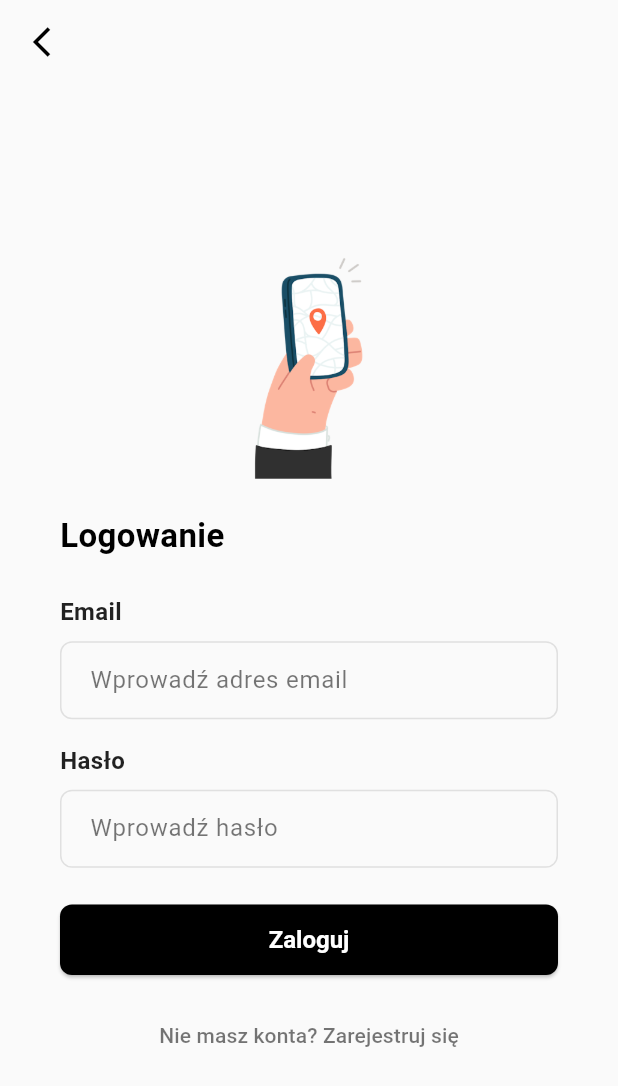
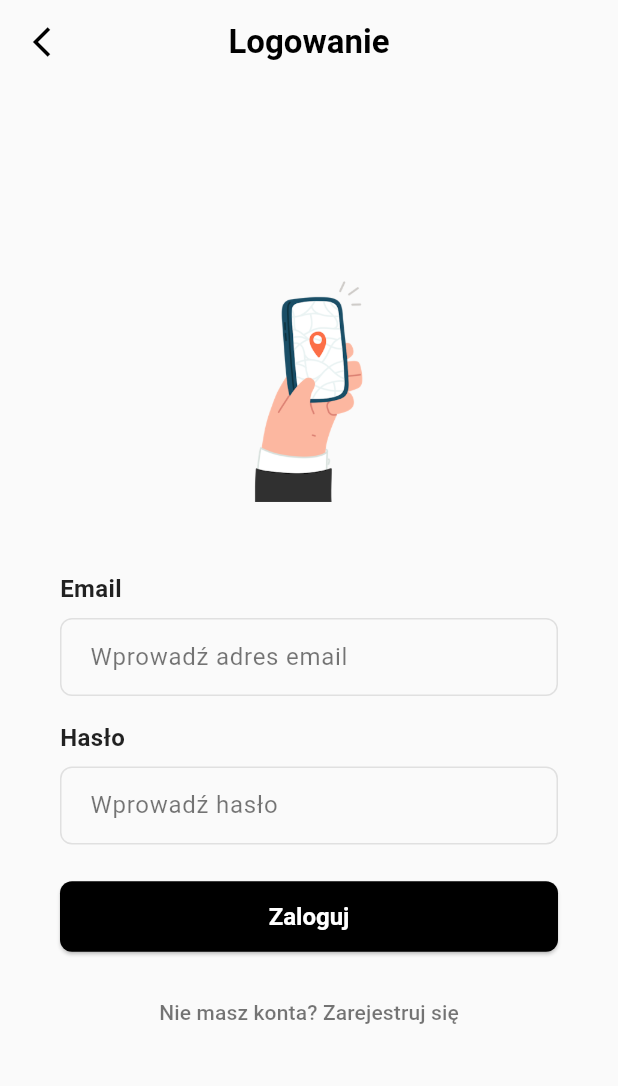
Before and after one commit to michalpawlyna/flutter_map_app, a Flutter app: the screen it shows after launch, in the side drawer, after a tap on "Logowanie / Rejestracja", on a phone screen of 412 x 824 dp. Shown: the top 1086 px of the screen. Run offline on Flutter 3.47's test engine with Material 3 defaults, Android fonts, the phone set to English and light mode, and no system bars; our stand-ins replace cloud_firestore, firebase_auth, firebase_core, flutter_dotenv, flutter_map, flutter_tts and 3 more; missing offline and left inert: flutter_map_animations, flutter_map_marker_cluster; accounts and stored records are empty; generated files the repository leaves out were written again; statements that could not run were skipped.

Commit message:
minor visual changes

```diff
--- a/lib/screens/profile_screen.dart
+++ b/lib/screens/profile_screen.dart
@@ -1,3 +1,6 @@
+// profile_screen.dart
+// Zaktualizowana wersja: tytuł AppBar (Logowanie / Rejestracja / Twój profil) jest umieszczony na środku w tej samej linii co strzałka cofania.
+
 import 'package:flutter/material.dart';
 import 'package:firebase_auth/firebase_auth.dart';
 import '../services/auth_service.dart';
@@ -26,14 +29,30 @@ class _ProfileScreenState extends State<ProfileScreen> with AutomaticKeepAliveCl
   Widget build(BuildContext context) {
     super.build(context);
 
+    return StreamBuilder<User?>(
+      stream: _authService.authStateChanges,
+      builder: (context, snapshot) {
+        final user = snapshot.data ?? _authService.currentUser;
+
+        final String appBarTitle;
+        if (user == null) {
+          appBarTitle = _isRegisterMode ? 'Rejestracja' : 'Logowanie';
+        } else {
+          appBarTitle = 'Mój profil';
+        }
+
         return Scaffold(
           appBar: AppBar(
-        // Tylko przycisk powrotu — usunięto tytuł i dekorowany box
             leading: IconButton(
               icon: const Icon(Icons.arrow_back_ios_sharp),
               onPressed: widget.onBack ?? () => Navigator.of(context).maybePop(),
               tooltip: 'Powrót',
             ),
+            title: Text(
+              appBarTitle,
+              style: const TextStyle(color: Colors.black, fontWeight: FontWeight.w600),
+            ),
+            centerTitle: true,
             backgroundColor: Colors.transparent,
             foregroundColor: Colors.black,
             elevation: 0,
@@ -44,31 +63,23 @@ class _ProfileScreenState extends State<ProfileScreen> with AutomaticKeepAliveCl
               padding: const EdgeInsets.all(16),
               child: ConstrainedBox(
                 constraints: const BoxConstraints(maxWidth: 560),
-            // Usunięto dekorowany Container — zawartość wyświetlana "na środku" bez boxa
                 child: Padding(
                   padding: const EdgeInsets.symmetric(horizontal: 24, vertical: 32),
-              child: StreamBuilder<User?>(
-                stream: _authService.authStateChanges,
-                builder: (context, snapshot) {
-                  final user = snapshot.data ?? _authService.currentUser;
-
-                  final Widget content = user == null ? _buildAuthForm() : _buildProfileInfo(user);
-
-                  return AnimatedSwitcher(
+                  child: AnimatedSwitcher(
                     duration: const Duration(milliseconds: 260),
                     switchInCurve: Curves.easeInOut,
                     switchOutCurve: Curves.easeInOut,
                     child: Container(
                       key: ValueKey(user?.uid ?? 'auth'),
-                      child: content,
-                    ),
-                  );
-                },
+                      child: user == null ? _buildAuthForm() : _buildProfileInfo(user),
                     ),
                   ),
                 ),
               ),
             ),
+          ),
+        );
+      },
     );
   }
 
@@ -93,18 +104,6 @@ class _ProfileScreenState extends State<ProfileScreen> with AutomaticKeepAliveCl
                 const SizedBox(height: 16),
               ],
             ),
-          ),
-          Row(
-            children: [
-              Text(
-                _isRegisterMode ? 'Rejestracja' : 'Logowanie',
-                style: const TextStyle(
-                  fontSize: 22,
-                  fontWeight: FontWeight.bold,
-                  color: Colors.black,
-                ),
-              ),
-            ],
           ),
           const SizedBox(height: 24),
           const Text(
@@ -237,7 +236,6 @@ class _ProfileScreenState extends State<ProfileScreen> with AutomaticKeepAliveCl
       mainAxisSize: MainAxisSize.min,
       crossAxisAlignment: CrossAxisAlignment.start,
       children: [
-        // Usunięto zewnętrzny box — elementy pozostają, ale bez obramowania/platformy
         Row(
           children: [
             Container(
```
Also changed, not shown: lib/screens/achievements_screen.dart (+20 -1 lines), lib/screens/settings_screen.dart (+20 -1 lines). Lines whose indentation alone changed are shown as unchanged.
